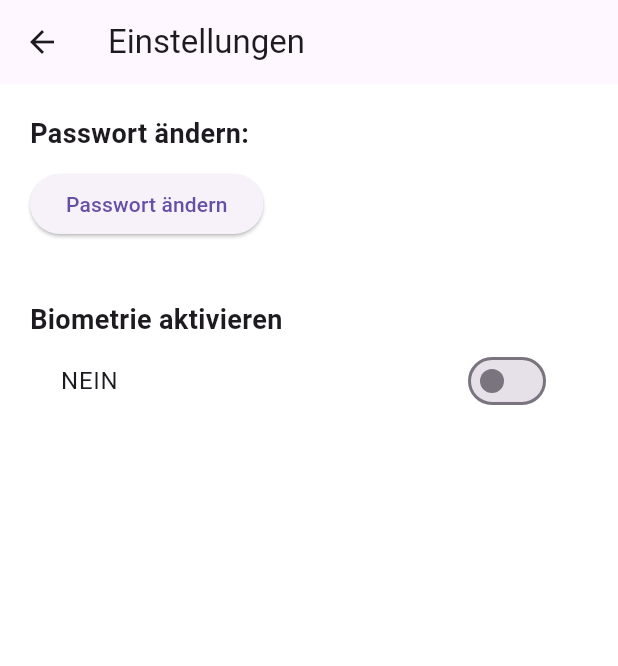
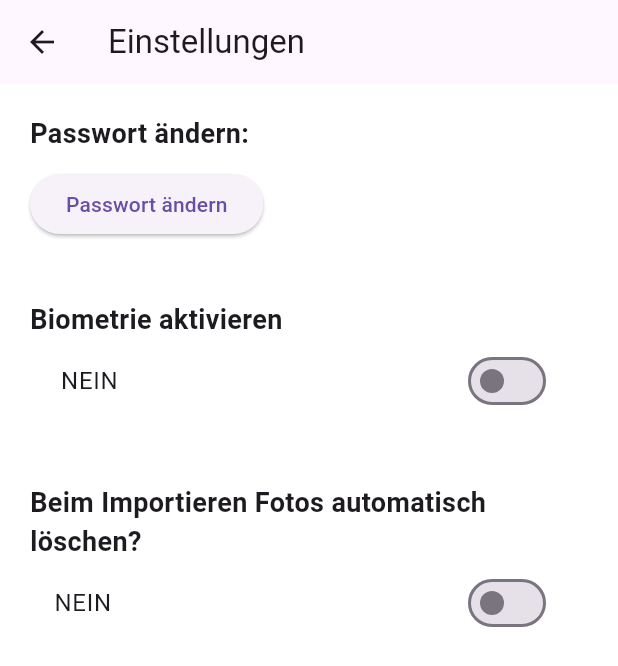
Before and after one commit to Milkricee/saveapp, a Flutter app: the SettingsScreen screen opened directly, on a phone screen of 412 x 824 dp. Shown: the top 666 px of the screen. Run offline on Flutter 3.47's test engine with Material 3 defaults, Android fonts, the phone set to English and light mode, and no system bars; our stand-ins replace flutter_secure_storage, image_picker, local_auth, permission_handler, photo_view; missing offline and left inert: encrypt; accounts and stored records are empty.

Commit message:
Add toggle for automatic deletion of imported photos in settings

```diff
--- a/lib/screens/settings.dart
+++ b/lib/screens/settings.dart
@@ -11,6 +11,7 @@ class SettingsScreen extends StatefulWidget {
 
 class SettingsScreenState extends State<SettingsScreen> {
   bool _isBiometricsEnabled = false;
+  bool _deleteAfterImport = false; // Neuer Status für den zusätzlichen Schalter
   final BiometrieManager _biometrieManager = BiometrieManager();
 
   @override
@@ -42,6 +43,14 @@ class SettingsScreenState extends State<SettingsScreen> {
         SnackBar(content: Text('Biometrie wurde ${_isBiometricsEnabled ? "aktiviert" : "deaktiviert"}.')),
       );
     }
+  }
+
+  // Schalter-Handler für das automatische Löschen beim Import
+  void _toggleDeleteAfterImport(bool value) {
+    setState(() {
+      _deleteAfterImport = value;
+    });
+    // Spätere Logik wird hier implementiert
   }
 
   @override
@@ -81,7 +90,16 @@ class SettingsScreenState extends State<SettingsScreen> {
                 _toggleBiometrics(value);
               },
             ),
-
+            const SizedBox(height: 40),
+            const Text(
+              'Beim Importieren Fotos automatisch löschen?',
+              style: TextStyle(fontSize: 18, fontWeight: FontWeight.bold),
+            ),
+            SwitchListTile(
+              title: Text(_deleteAfterImport ? 'JA' : 'NEIN'),
+              value: _deleteAfterImport,
+              onChanged: _toggleDeleteAfterImport,
+            ),
           ],
         ),
       ),
```
Lines whose indentation alone changed are shown as unchanged.
